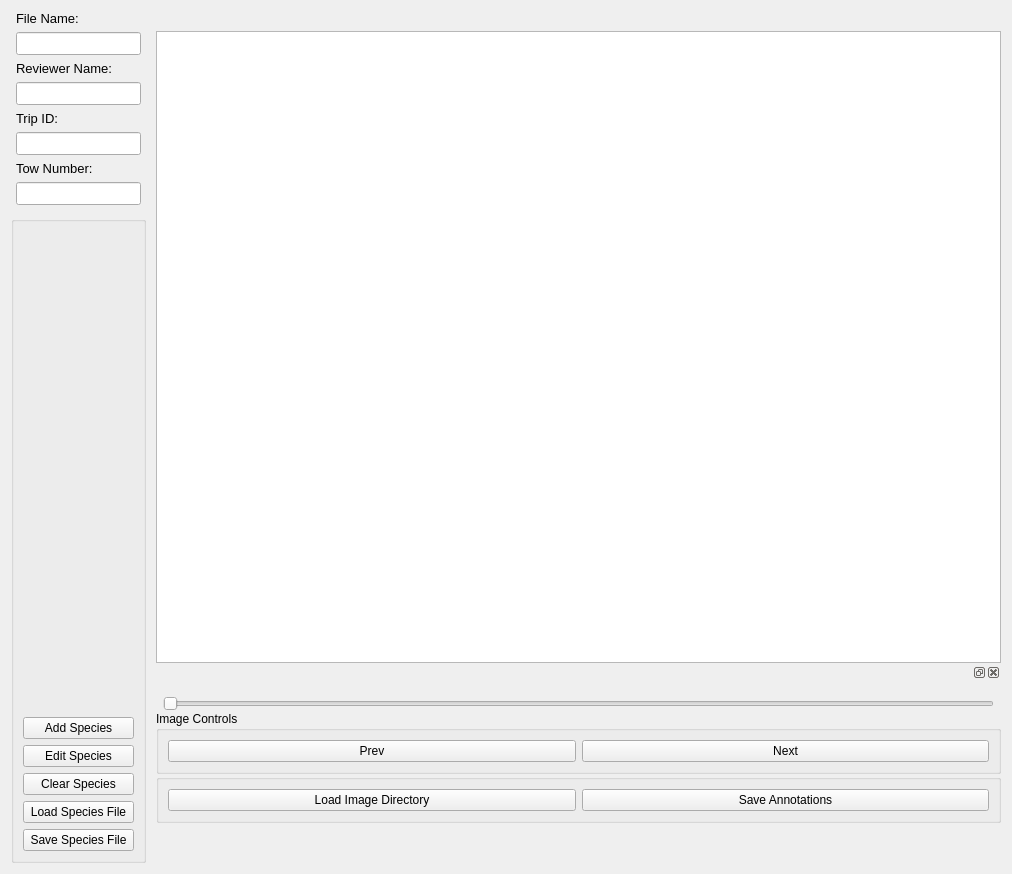
This is src/image_annotator/mainwindow.ui in cvisionai/Tator-Native as Qt 5 draws it before an edit. The edited form follows.
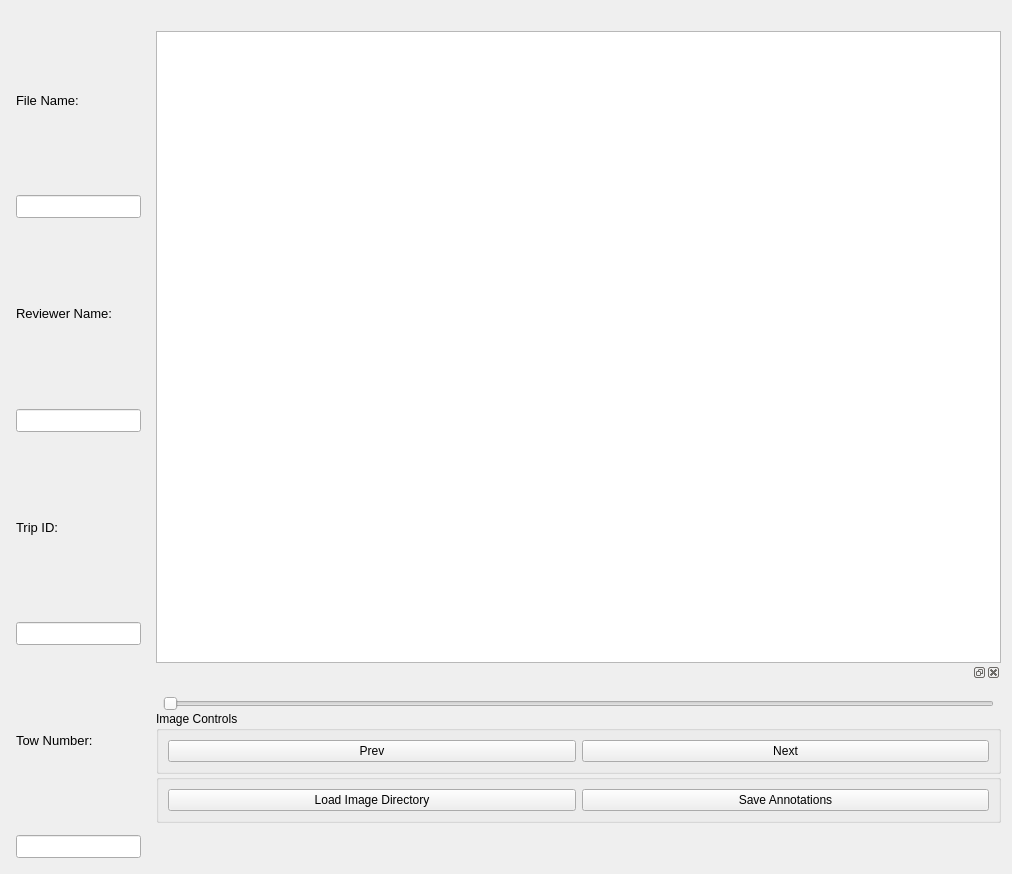
This is the edited form.

Commit message: Move species controls into their own widget

The edit to the form file:
```diff
--- a/src/image_annotator/mainwindow.ui
+++ b/src/image_annotator/mainwindow.ui
@@ -23,7 +23,7 @@
       <number>0</number>
      </property>
      <item>
-      <layout class="QVBoxLayout" name="verticalLayout_4" stretch="0,0">
+      <layout class="QVBoxLayout" name="sideBarLayout" stretch="0">
        <property name="spacing">
         <number>6</number>
        </property>
@@ -193,183 +193,6 @@
          </item>
         </layout>
        </item>
-       <item>
-        <widget class="QGroupBox" name="groupBox">
-         <property name="title">
-          <string/>
-         </property>
-         <layout class="QVBoxLayout" name="speciesLayout">
-          <item>
-           <spacer name="verticalSpacer">
-            <property name="orientation">
-             <enum>Qt::Vertical</enum>
-            </property>
-            <property name="sizeHint" stdset="0">
-             <size>
-              <width>20</width>
-              <height>40</height>
-             </size>
-            </property>
-           </spacer>
-          </item>
-          <item>
-           <widget class="QPushButton" name="addSpecies">
-            <property name="enabled">
-             <bool>true</bool>
-            </property>
-            <property name="sizePolicy">
-             <sizepolicy hsizetype="Minimum" vsizetype="Fixed">
-              <horstretch>0</horstretch>
-              <verstretch>0</verstretch>
-             </sizepolicy>
-            </property>
-            <property name="minimumSize">
-             <size>
-              <width>0</width>
-              <height>0</height>
-             </size>
-            </property>
-            <property name="sizeIncrement">
-             <size>
-              <width>0</width>
-              <height>0</height>
-             </size>
-            </property>
-            <property name="focusPolicy">
-             <enum>Qt::NoFocus</enum>
-            </property>
-            <property name="text">
-             <string>Add Species</string>
-            </property>
-           </widget>
-          </item>
-          <item>
-           <widget class="QPushButton" name="editSpecies">
-            <property name="enabled">
-             <bool>true</bool>
-            </property>
-            <property name="sizePolicy">
-             <sizepolicy hsizetype="Minimum" vsizetype="Fixed">
-              <horstretch>0</horstretch>
-              <verstretch>0</verstretch>
-             </sizepolicy>
-            </property>
-            <property name="minimumSize">
-             <size>
-              <width>0</width>
-              <height>0</height>
-             </size>
-            </property>
-            <property name="sizeIncrement">
-             <size>
-              <width>0</width>
-              <height>0</height>
-             </size>
-            </property>
-            <property name="focusPolicy">
-             <enum>Qt::NoFocus</enum>
-            </property>
-            <property name="text">
-             <string>Edit Species</string>
-            </property>
-           </widget>
-          </item>
-          <item>
-           <widget class="QPushButton" name="clearSpecies">
-            <property name="enabled">
-             <bool>true</bool>
-            </property>
-            <property name="sizePolicy">
-             <sizepolicy hsizetype="Minimum" vsizetype="Fixed">
-              <horstretch>0</horstretch>
-              <verstretch>0</verstretch>
-             </sizepolicy>
-            </property>
-            <property name="minimumSize">
-             <size>
-              <width>0</width>
-              <height>0</height>
-             </size>
-            </property>
-            <property name="sizeIncrement">
-             <size>
-              <width>0</width>
-              <height>0</height>
-             </size>
-            </property>
-            <property name="focusPolicy">
-             <enum>Qt::NoFocus</enum>
-            </property>
-            <property name="text">
-             <string>Clear Species</string>
-            </property>
-           </widget>
-          </item>
-          <item>
-           <widget class="QPushButton" name="loadSpecies">
-            <property name="enabled">
-             <bool>true</bool>
-            </property>
-            <property name="sizePolicy">
-             <sizepolicy hsizetype="Minimum" vsizetype="Fixed">
-              <horstretch>0</horstretch>
-              <verstretch>0</verstretch>
-             </sizepolicy>
-            </property>
-            <property name="minimumSize">
-             <size>
-              <width>0</width>
-              <height>0</height>
-             </size>
-            </property>
-            <property name="sizeIncrement">
-             <size>
-              <width>0</width>
-              <height>0</height>
-             </size>
-            </property>
-            <property name="focusPolicy">
-             <enum>Qt::NoFocus</enum>
-            </property>
-            <property name="text">
-             <string>Load Species File</string>
-            </property>
-           </widget>
-          </item>
-          <item>
-           <widget class="QPushButton" name="saveSpecies">
-            <property name="enabled">
-             <bool>true</bool>
-            </property>
-            <property name="sizePolicy">
-             <sizepolicy hsizetype="Minimum" vsizetype="Fixed">
-              <horstretch>0</horstretch>
-              <verstretch>0</verstretch>
-             </sizepolicy>
-            </property>
-            <property name="minimumSize">
-             <size>
-              <width>0</width>
-              <height>0</height>
-             </size>
-            </property>
-            <property name="sizeIncrement">
-             <size>
-              <width>0</width>
-              <height>0</height>
-             </size>
-            </property>
-            <property name="focusPolicy">
-             <enum>Qt::NoFocus</enum>
-            </property>
-            <property name="text">
-             <string>Save Species File</string>
-            </property>
-           </widget>
-          </item>
-         </layout>
-        </widget>
-       </item>
       </layout>
      </item>
      <item>
```
The commit also changes 5 other files.
